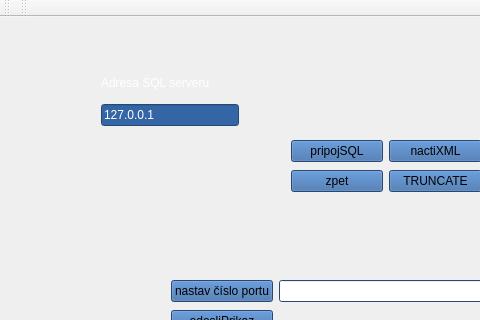
frutabruta/VDV301tester, file mainwindow.ui: the form before one commit; both pictures show x 0 to 480 and y 0 to 320 of the 800 by 480 pixel window.
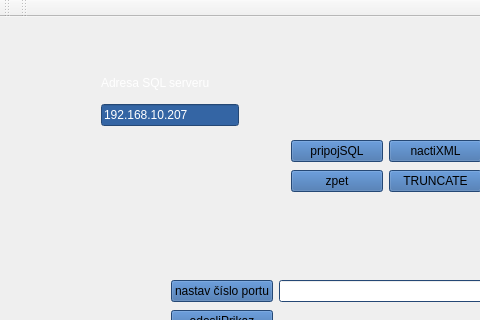
The form after the commit. The open tabs and pages were chosen to show the change.

Diff of the .ui file:
```diff
--- a/mainwindow.ui
+++ b/mainwindow.ui
@@ -1546,7 +1546,7 @@
        <item>
         <widget class="QLineEdit" name="lineEditSqlServer">
          <property name="text">
-          <string>127.0.0.1</string>
+          <string>192.168.10.207</string>
          </property>
         </widget>
        </item>
```
Left out of the diff: 2 changed lines with no effect on the pictures.
